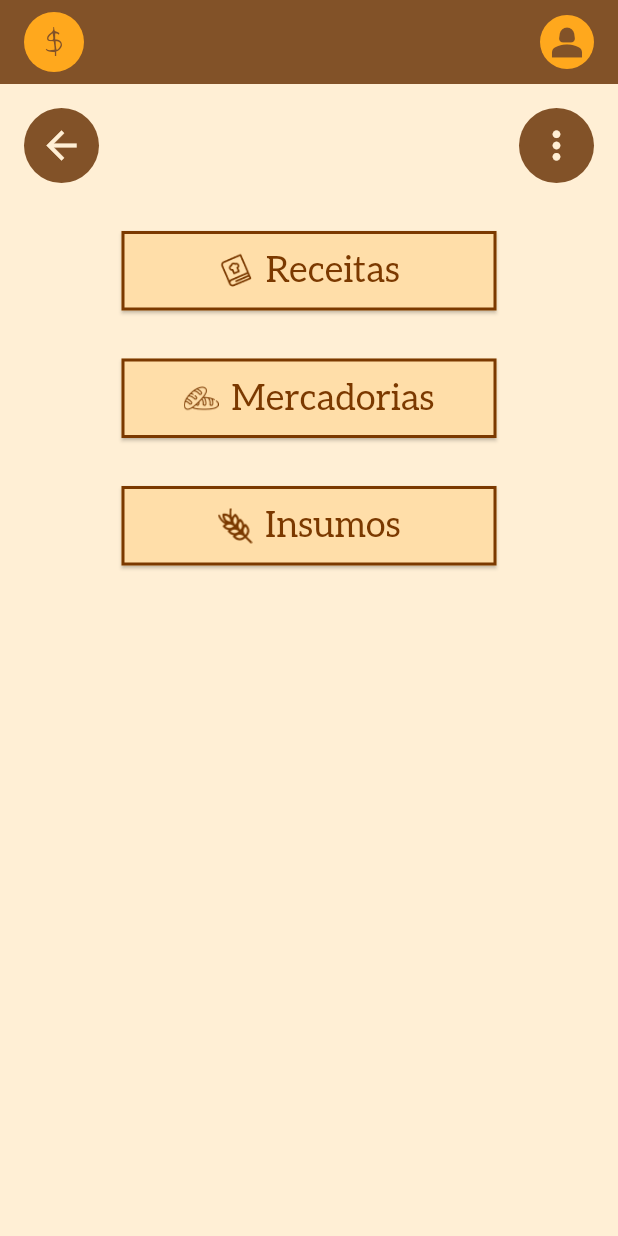
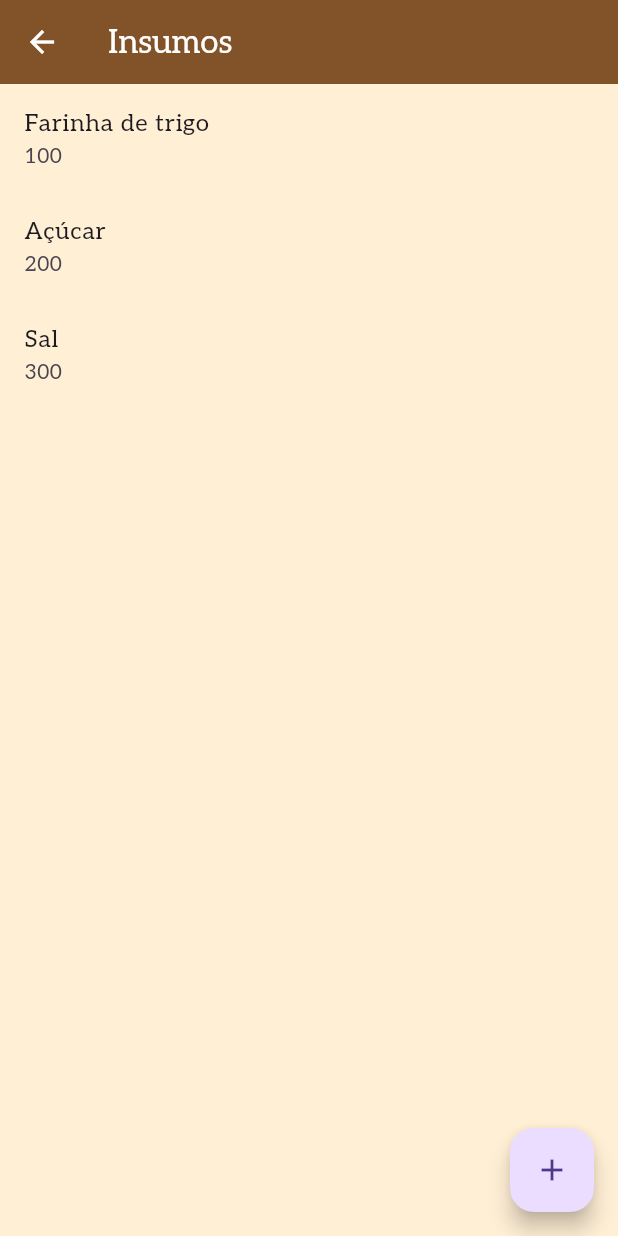
Before and after one commit to alessipg/gestor_empreendimento, a Flutter app: the Menu screen opened by its route, after a tap on "Insumos", on a phone screen of 412 x 824 dp. Run offline on Flutter 3.47's test engine with Material 3 defaults, Android fonts, the light colour scheme and no system bars; our stand-ins replace go_router.

Commit message:
created: medidas, working on controllers and repositories

```diff
--- a/lib/config/routes.dart
+++ b/lib/config/routes.dart
@@ -3,25 +3,20 @@ import 'package:gestor_empreendimento/views/pages/home.dart';
 import 'package:gestor_empreendimento/views/pages/menu.dart';
 import 'package:gestor_empreendimento/views/pages/receitas.dart';
 import 'package:gestor_empreendimento/views/pages/mercadorias.dart';
+import 'package:gestor_empreendimento/views/pages/insumos.dart';
+import 'package:gestor_empreendimento/views/pages/add_insumo.dart';
 
 final routes = GoRouter(
   initialLocation: '/',
   routes: [
-    GoRoute(
-      path: '/',
-      builder: (context, state) => const Home(),
-    ),
-    GoRoute(
-      path: '/menu',
-      builder: (context, state) => const Menu(),
-    ),
-    GoRoute(
-      path: '/receitas',
-      builder: (context, state) => const Receitas(),
-    ),
+    GoRoute(path: '/', builder: (context, state) => const Home()),
+    GoRoute(path: '/menu', builder: (context, state) => const Menu()),
+    GoRoute(path: '/receitas', builder: (context, state) => const Receitas()),
     GoRoute(
       path: '/mercadorias',
       builder: (context, state) => const Mercadorias(),
     ),
+    GoRoute(path: '/insumos', builder: (context, state) => const Insumos()),
+    GoRoute(path: '/insumos/add', builder: (context, state) => const AddInsumo()),
   ],
 );
--- /dev/null
+++ b/lib/controllers/insumo_controller.dart
@@ -0,0 +1,17 @@
+import 'dart:collection';
+
+import 'package:flutter/material.dart';
+import 'package:gestor_empreendimento/models/insumo.dart';
+import 'package:gestor_empreendimento/repositories/insumo_repository.dart';
+
+class InsumoController extends ChangeNotifier {
+  InsumoRepository repository;
+  InsumoController(this.repository);
+
+  UnmodifiableListView<Insumo> get insumos => UnmodifiableListView(repository.insumos);
+
+  void addInsumo(Insumo insumo) {
+    repository.insumos.add(insumo);
+    notifyListeners();
+  }
+}
--- a/lib/models/insumo.dart
+++ b/lib/models/insumo.dart
@@ -1,5 +1,7 @@
 import 'package:gestor_empreendimento/models/produto.dart';
 
 class Insumo extends Produto {
-  Insumo({required super.id, required super.nome, required super.custo});
+
+  Insumo({required super.id, required super.nome, required super.custo, required super.quantidade});
+
 }
--- a/lib/models/mercadoria.dart
+++ b/lib/models/mercadoria.dart
@@ -1,5 +1,5 @@
 import 'package:gestor_empreendimento/models/produto.dart';
 
 class Mercadoria extends Produto {
-  Mercadoria({required super.id, required super.nome, required super.custo});
+  Mercadoria({required super.id, required super.nome, required super.custo, required super.quantidade});
 }
--- a/lib/models/produto.dart
+++ b/lib/models/produto.dart
@@ -4,8 +4,9 @@ class Produto extends ChangeNotifier {
   int id;
   String nome;
   double custo;
+  int quantidade;
 
-  Produto({required this.id, required this.nome, required this.custo});
+  Produto({required this.id, required this.nome, required this.custo, required this.quantidade});
 
   void addProduto() {
     // Lógica para adicionar o produto
--- a/lib/models/receita.dart
+++ b/lib/models/receita.dart
@@ -3,9 +3,9 @@ import 'package:gestor_empreendimento/models/insumo.dart';
 class Receita {
   int id;
   String nome;
-  List<Insumo> insumos = [];
   double valor;
+  Map<Insumo, double> consumoPorUnidade; // chave: insumo, valor: quantidade por unidade
 
-  Receita({required this.id, required this.nome, required this.valor});
+  Receita({required this.id, required this.nome, required this.valor, required this.consumoPorUnidade});
 
 }
--- /dev/null
+++ b/lib/repositories/insumo_repository.dart
@@ -0,0 +1,15 @@
+import 'package:gestor_empreendimento/models/insumo.dart';
+
+class InsumoRepository {
+  List<Insumo> _insumos = [];
+  List<Insumo> get insumos => _insumos;
+
+  InsumoRepository() {
+    // Dados fictícios para exemplo
+    _insumos = [
+      Insumo(id: 1, nome: 'Farinha de trigo', custo: 10.0, quantidade: 100),
+      Insumo(id: 2, nome: 'Açúcar', custo: 20.0, quantidade: 200),
+      Insumo(id: 3, nome: 'Sal', custo: 30.0, quantidade: 300),
+    ];
+  }
+}
--- a/lib/repositories/produtos_repository.dart
+++ b/lib/repositories/produtos_repository.dart
@@ -6,6 +6,7 @@ class ProdutosRepository extends ChangeNotifier {
 
   List<Produto> get produtos => _produtos;
 
+
   void addProduto(Produto produto) {
     _produtos.add(produto);
   }
--- /dev/null
+++ b/lib/repositories/receita_repository.dart
@@ -0,0 +1,5 @@
+import 'package:gestor_empreendimento/models/receita.dart';
+
+class ReceitaRepository {
+  List<Receita> receitas = [];
+}
--- /dev/null
+++ b/lib/views/pages/insumos.dart
@@ -0,0 +1,41 @@
+import 'package:flutter/material.dart';
+import 'package:gestor_empreendimento/controllers/insumo_controller.dart';
+import 'package:gestor_empreendimento/models/insumo.dart';
+import 'package:gestor_empreendimento/repositories/insumo_repository.dart';
+import 'package:go_router/go_router.dart';
+import 'package:provider/provider.dart';
+
+class Insumos extends StatefulWidget {
+  const Insumos({super.key});
+
+  @override
+  State<Insumos> createState() => _InsumosState();
+}
+
+class _InsumosState extends State<Insumos> {
+  final insumoController = InsumoController(InsumoRepository());
+
+  @override
+  Widget build(BuildContext context) {
+
+    return Scaffold(
+      appBar: AppBar(title: const Text('Insumos')),
+      body: Consumer<InsumoController>(
+        builder: (context, insumoController, child) => ListView.builder(
+          itemCount: insumoController.insumos.length,
+          itemBuilder: (context, index) {
+            final List<Insumo> insumo = insumoController.insumos;
+            return ListTile(
+              title: Text(insumo[index].nome), // ajuste conforme seu modelo
+              subtitle: Text(insumo[index].quantidade.toString() ?? ''),
+            );
+          },
+        ),
+      ),
+      floatingActionButton: FloatingActionButton(
+        onPressed: () => GoRouter.of(context).push('/insumos/add'),
+        child: const Icon(Icons.add),
+      ),
+    );
+  }
+}
--- a/lib/views/pages/menu.dart
+++ b/lib/views/pages/menu.dart
@@ -118,9 +118,7 @@ class Menu extends StatelessWidget {
             SizedBox(
               width: 250,
               child: ElevatedButton(
-                onPressed: () {
-                  // Handle button press
-                },
+                onPressed: () => GoRouter.of(context).push('/insumos'),
                 child: Row(
                   mainAxisSize: MainAxisSize.min,
                   mainAxisAlignment: MainAxisAlignment.center,
--- a/pubspec.yaml
+++ b/pubspec.yaml
@@ -30,7 +30,8 @@ environment:
 dependencies:
   flutter:
     sdk: flutter
-
+  go_router:
+  provider:
 
   # The following adds the Cupertino Icons font to your application.
   # Use with the CupertinoIcons class for iOS style icons.
@@ -40,8 +41,6 @@ dev_dependencies:
   flutter_test:
     sdk: flutter
   flutter_lints: ^5.0.0
-  go_router:
-  provider:
 
 # For information on the generic Dart part of this file, see the
 # following page: https://dart.dev/tools/pub/pubspec
```
Also changed, not shown: lib/config/medidas.dart (added, +10 -0 lines), lib/controllers/receita_controller.dart (added, +18 -0 lines), lib/main.dart (+10 -3 lines), lib/views/pages/add_insumo.dart (added, +47 -0 lines), lib/controllers/produto_controller.dart (added), pubspec.lock.
